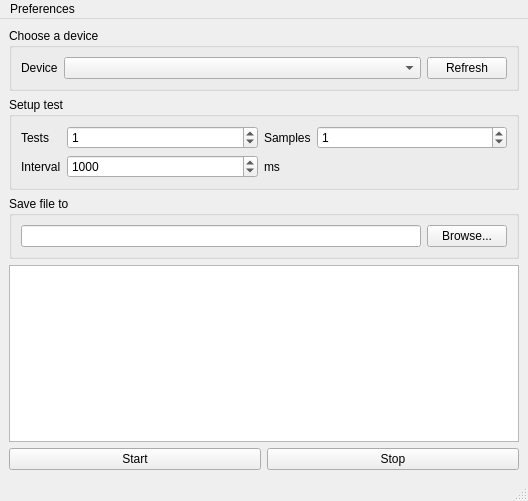
Above: KPIHelper/mainwindow.ui from EdsilvaEps/EasyKPI before the change. Below: the same form after it.
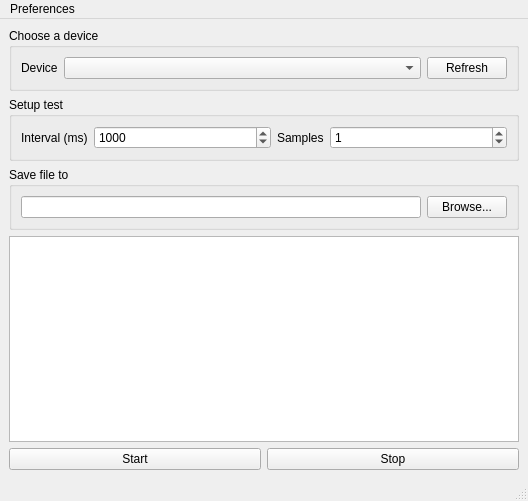
That is the form after the change.

Commit message: removed multiple tests functionality - TEST PENDING

The edit to the form file:
```diff
--- a/KPIHelper/mainwindow.ui
+++ b/KPIHelper/mainwindow.ui
@@ -53,64 +53,15 @@
       <property name="title">
        <string>Setup test</string>
       </property>
-      <layout class="QGridLayout" name="gridLayout">
-       <item row="0" column="0">
-        <widget class="QLabel" name="label_2">
-         <property name="text">
-          <string>Tests</string>
-         </property>
-         <property name="wordWrap">
-          <bool>true</bool>
-         </property>
-        </widget>
-       </item>
-       <item row="0" column="1">
-        <widget class="QSpinBox" name="testNumberBox">
-         <property name="sizePolicy">
-          <sizepolicy hsizetype="Minimum" vsizetype="Fixed">
-           <horstretch>0</horstretch>
-           <verstretch>0</verstretch>
-          </sizepolicy>
-         </property>
-         <property name="maximum">
-          <number>50</number>
-         </property>
-         <property name="value">
-          <number>1</number>
-         </property>
-        </widget>
-       </item>
-       <item row="0" column="2">
-        <widget class="QLabel" name="label_3">
-         <property name="text">
-          <string>Samples</string>
-         </property>
-        </widget>
-       </item>
-       <item row="0" column="3">
-        <widget class="QSpinBox" name="sampleNumberBox">
-         <property name="sizePolicy">
-          <sizepolicy hsizetype="Expanding" vsizetype="Fixed">
-           <horstretch>0</horstretch>
-           <verstretch>0</verstretch>
-          </sizepolicy>
-         </property>
-         <property name="maximum">
-          <number>50</number>
-         </property>
-         <property name="value">
-          <number>1</number>
-         </property>
-        </widget>
-       </item>
-       <item row="1" column="0">
+      <layout class="QHBoxLayout" name="horizontalLayout_4">
+       <item>
         <widget class="QLabel" name="label_4">
          <property name="text">
-          <string>Interval</string>
+          <string>Interval (ms)</string>
          </property>
         </widget>
        </item>
-       <item row="1" column="1">
+       <item>
         <widget class="QSpinBox" name="delayTime">
          <property name="sizePolicy">
           <sizepolicy hsizetype="Expanding" vsizetype="Fixed">
@@ -126,10 +77,26 @@
          </property>
         </widget>
        </item>
-       <item row="1" column="2">
-        <widget class="QLabel" name="label_5">
+       <item>
+        <widget class="QLabel" name="label_3">
          <property name="text">
-          <string>ms</string>
+          <string>Samples</string>
+         </property>
+        </widget>
+       </item>
+       <item>
+        <widget class="QSpinBox" name="sampleNumberBox">
+         <property name="sizePolicy">
+          <sizepolicy hsizetype="Expanding" vsizetype="Fixed">
+           <horstretch>0</horstretch>
+           <verstretch>0</verstretch>
+          </sizepolicy>
+         </property>
+         <property name="maximum">
+          <number>50</number>
+         </property>
+         <property name="value">
+          <number>1</number>
          </property>
         </widget>
        </item>
```
The commit also changes 7 other files.
